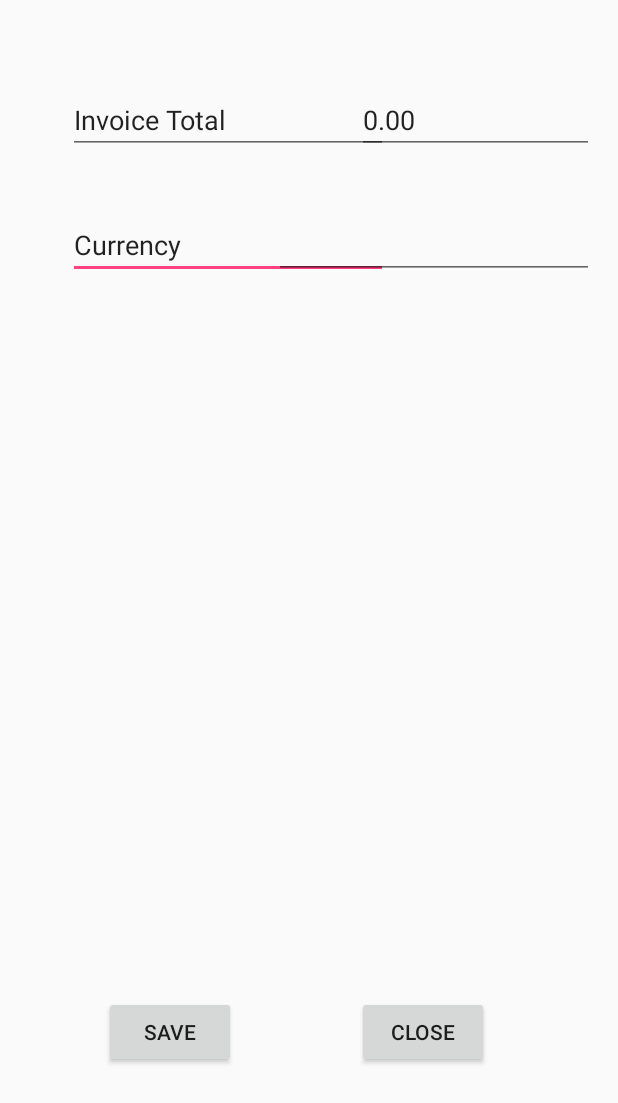
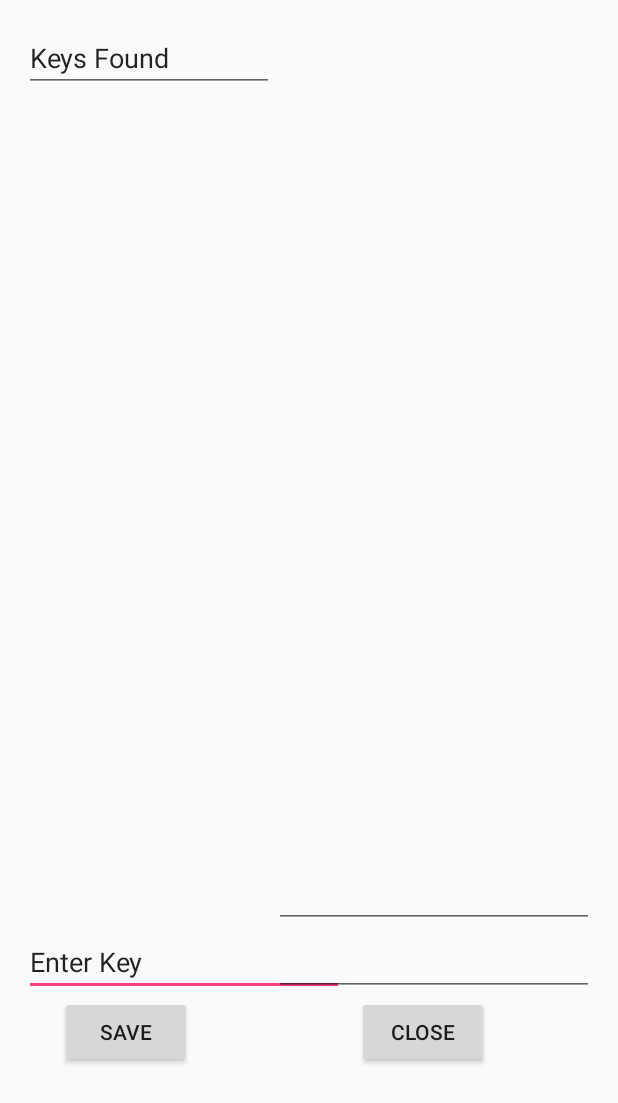
Before and after one commit to Hilora/ExpTrack, an Android app: the layout content_learn_receipt_view.xml on its own in the app's theme, with its tools: preview values and no code run, on a phone screen of 412 x 824 dp. Shown: the top 1103 px of the screen. Run offline under Robolectric (Android 15) with nearby library versions, the phone set to English and light mode, and no system bars.

Commit message:
Learn Fix and accuracy improvement

```diff
--- a/SimpleTesseractExample-master/app/src/main/AndroidManifest.xml
+++ b/SimpleTesseractExample-master/app/src/main/AndroidManifest.xml
@@ -45,6 +45,7 @@
         <activity android:name=".SpaceGalleryActivity" />
         <activity android:name=".SpacePhotoActivity" />
         <activity android:name=".PhotoDetailActivity" />
+        <activity android:name=".LearnReceiptActivity" />
     </application>
 
 </manifest>
--- a/SimpleTesseractExample-master/app/src/main/java/com/imperialsoupgmail/tesseractexample/CaptureImageActivity.java
+++ b/SimpleTesseractExample-master/app/src/main/java/com/imperialsoupgmail/tesseractexample/CaptureImageActivity.java
@@ -649,10 +649,10 @@ public class CaptureImageActivity extends AppCompatActivity {
 
             Intent myIntent = new Intent(this, LearnReceiptActivity.class);
 //
-            myIntent.putExtra("Total", "test value"); //Optional parameters
+            myIntent.putExtra("Total", value); //Optional parameters
             try {
 
-                    myIntent.putExtra("Currency", "Dollars"); //Optional parameters
+                    myIntent.putExtra("Currency", ""); //Optional parameters
 
             }catch (Exception e){
                 e.printStackTrace();
@@ -864,18 +864,16 @@ public class CaptureImageActivity extends AppCompatActivity {
             System.out.println("-----------Tess image loading----------");
             String OCRresult = null;
             String value = null;
-            //mTess.setImage(rotateImage(imageBitmap, 90));
+
 
             mTess.setImage(imageBitmap);//testing code
             OCRresult = mTess.getUTF8Text();
 
             TextView OCRTextView = (TextView) findViewById(R.id.textView3);
-            //OCRTextView.setText(OCRresult);
 
-            //System.out.println("Extracted Text "+ OCRresult);
             value = extractTotal(OCRresult);
             System.out.println("Extracted Text -----"+ OCRresult);
-
+                if (validValue == true) {
                     Intent myIntent = new Intent(this, SummaryViewActivity.class);
                     myIntent.putExtra("Total", value); //Optional parameters
                     try {
@@ -890,6 +888,7 @@ public class CaptureImageActivity extends AppCompatActivity {
                         e.printStackTrace();
                     }
                     this.startActivity(myIntent);
+                }
             }
 
 
--- a/SimpleTesseractExample-master/app/src/main/java/com/imperialsoupgmail/tesseractexample/LearnReceiptActivity.java
+++ b/SimpleTesseractExample-master/app/src/main/java/com/imperialsoupgmail/tesseractexample/LearnReceiptActivity.java
@@ -13,8 +13,8 @@ public class LearnReceiptActivity extends AppCompatActivity {
     protected void onCreate(Bundle savedInstanceState) {
         super.onCreate(savedInstanceState);
         setContentView(R.layout.activity_learn_receipt_view);
-        Toolbar toolbar = (Toolbar) findViewById(R.id.toolbar);
-        setSupportActionBar(toolbar);
+       // Toolbar toolbar = (Toolbar) findViewById(R.id.toolbar);
+//        setSupportActionBar(toolbar);
         EditText txtTotal = (EditText) findViewById(R.id.txtTotal);
         EditText txtDate = (EditText) findViewById(R.id.txtDate);
 
--- a/SimpleTesseractExample-master/app/src/main/res/layout/content_learn_receipt_view.xml
+++ b/SimpleTesseractExample-master/app/src/main/res/layout/content_learn_receipt_view.xml
@@ -17,25 +17,23 @@
         android:id="@+id/editText2"
         android:layout_width="wrap_content"
         android:layout_height="wrap_content"
-        android:layout_alignEnd="@+id/editText"
-        android:layout_below="@+id/editText"
-        android:layout_marginTop="38dp"
         android:ems="10"
         android:inputType="date"
-        android:text="Currency" />
+        android:text="Enter Key"
+        android:layout_above="@+id/btnSave"
+        android:layout_alignParentStart="true" />
 
     <EditText
+        android:id="@+id/editText"
         android:layout_width="wrap_content"
         android:layout_height="wrap_content"
+        android:layout_alignParentStart="true"
+        android:layout_alignParentTop="true"
+        android:layout_toStartOf="@+id/txtTotal"
+        android:ems="10"
         android:inputType="textPersonName"
-        android:text="Invoice Total"
-        android:ems="10"
-        android:layout_marginTop="41dp"
-        android:id="@+id/editText"
-        android:layout_alignParentTop="true"
-        android:layout_alignParentStart="true"
-        android:layout_marginStart="29dp"
-        android:minWidth="20dp" />
+        android:minWidth="20dp"
+        android:text="Keys Found" />
 
     <Button
         android:text="Save"
@@ -60,20 +58,20 @@
         android:layout_width="wrap_content"
         android:layout_height="wrap_content"
         android:inputType="textPersonName"
-        android:text="0.00"
         android:ems="10"
-        android:layout_alignTop="@+id/editText"
-        android:layout_toEndOf="@+id/btnSave"
-        android:id="@+id/txtTotal"
-        android:layout_alignStart="@+id/button6" />
+        android:id="@+id/txtDate"
+        android:layout_alignBaseline="@+id/editText2"
+        android:layout_alignBottom="@+id/editText2"
+        android:layout_alignParentEnd="true" />
 
     <EditText
+        android:id="@+id/txtTotal"
         android:layout_width="wrap_content"
         android:layout_height="wrap_content"
-        android:inputType="textPersonName"
         android:ems="10"
-        android:layout_alignBottom="@+id/editText2"
+        android:inputType="textMultiLine"
+        android:layout_alignParentTop="true"
         android:layout_alignParentEnd="true"
-        android:id="@+id/txtDate" />
+        android:layout_above="@+id/txtDate" />
 
 </RelativeLayout>
```
Lines whose indentation alone changed are shown as unchanged.
